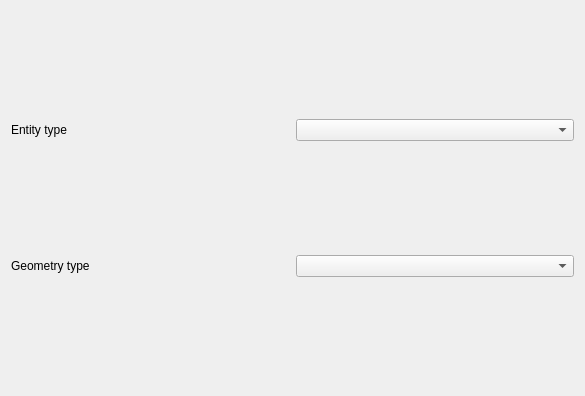
The window that src/ui/qgssensorthingssourcewidgetbase.ui (carsmie/QGIS) describes before a commit, drawn with Qt 5.
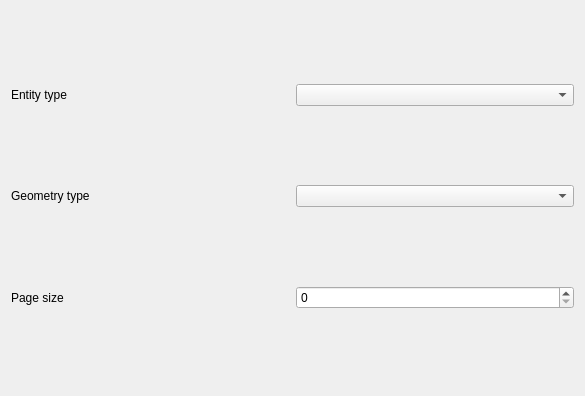
The same window after the commit. Custom widgets are drawn as their Qt base class.

Commit message: Page size can be changed from source properties

What changed in the file:
```diff
--- a/src/ui/qgssensorthingssourcewidgetbase.ui
+++ b/src/ui/qgssensorthingssourcewidgetbase.ui
@@ -24,6 +24,9 @@
      </property>
     </widget>
    </item>
+   <item row="1" column="1">
+    <widget class="QComboBox" name="mComboGeometryType"/>
+   </item>
    <item row="1" column="0">
     <widget class="QLabel" name="label_2">
      <property name="text">
@@ -31,11 +34,29 @@
      </property>
     </widget>
    </item>
-   <item row="1" column="1">
-    <widget class="QComboBox" name="mComboGeometryType"/>
+   <item row="2" column="0">
+    <widget class="QLabel" name="label_3">
+     <property name="text">
+      <string>Page size</string>
+     </property>
+    </widget>
+   </item>
+   <item row="2" column="1">
+    <widget class="QgsSpinBox" name="mSpinPageSize">
+     <property name="maximum">
+      <number>9999999</number>
+     </property>
+    </widget>
    </item>
   </layout>
  </widget>
+ <customwidgets>
+  <customwidget>
+   <class>QgsSpinBox</class>
+   <extends>QSpinBox</extends>
+   <header>qgsspinbox.h</header>
+  </customwidget>
+ </customwidgets>
  <resources/>
  <connections/>
 </ui>
```
The commit also changes 1 other file.
